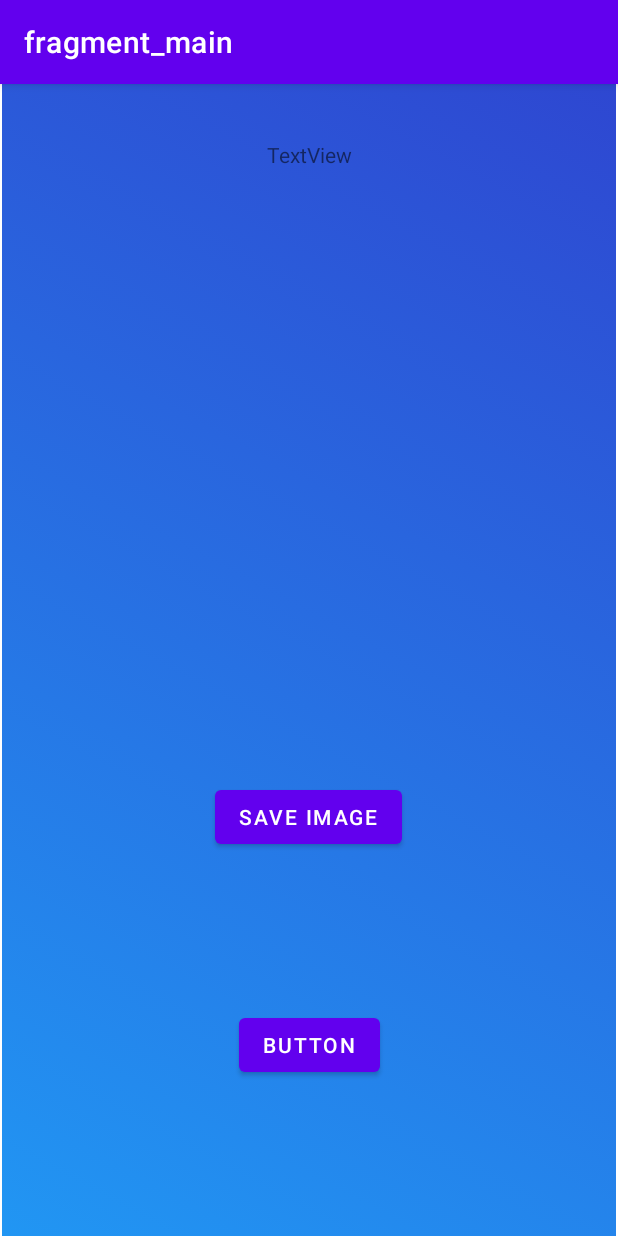
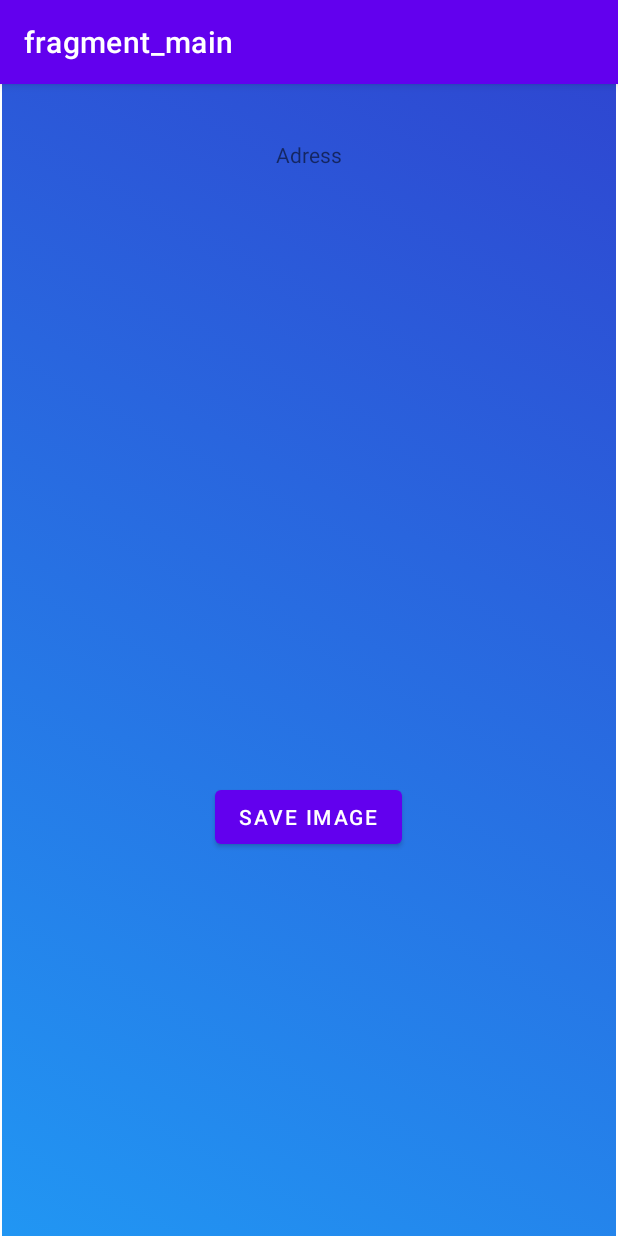
Before and after one commit to BlackHandMinsk/CatsApi, an Android app: the fragment CatInfoFragment placed in its activity, after a tap on "SAVE IMAGE", on a phone screen of 412 x 824 dp. Run offline under Robolectric (Android 15) with nearby library versions, the phone set to English and light mode, and no system bars; our stand-ins replace navigation-ui, paging; pictures from the network do not load; 3 statements that could not run were skipped.

Commit message:
Final Changes

```diff
--- a/app/src/main/java/com/example/catsapi/data/CatGoImagePagingSource.kt
+++ b/app/src/main/java/com/example/catsapi/data/CatGoImagePagingSource.kt
@@ -31,7 +31,9 @@ class CatGoImagePagingSource(private val catsApiService: CatsApiService) :
     }
 
     override fun getRefreshKey(state: PagingState<Int, CatImageModel>): Int? {
-        TODO("Not yet implemented")
+        val anchorPosition = state.anchorPosition ?: return null
+        val page = state.closestPageToPosition(anchorPosition) ?: return null
+        return page.prevKey?.plus(1) ?: page.nextKey?.minus(1)
     }
 
 }
--- a/app/src/main/java/com/example/catsapi/repository/remote/RemoteInjector.kt
+++ b/app/src/main/java/com/example/catsapi/repository/remote/RemoteInjector.kt
@@ -29,7 +29,7 @@ object RemoteInjector {
         return object : Interceptor {
             override fun intercept(chain: Interceptor.Chain): Response {
                 val newRequest =
-                    chain.request().newBuilder().addHeader("x-api-key", "50f467ad-8a4d-4761-9fc6-dbeaceb9003c").build()
+                    chain.request().newBuilder().addHeader(HEADER_API_KEY, API_KEY).build()
                 return chain.proceed(newRequest)
             }
         }
--- a/app/src/main/java/com/example/catsapi/ui/CatInfoFragment.kt
+++ b/app/src/main/java/com/example/catsapi/ui/CatInfoFragment.kt
@@ -50,7 +50,7 @@ class CatInfoFragment : Fragment(){
     override fun onCreateView(
         inflater: LayoutInflater, container: ViewGroup?,
         savedInstanceState: Bundle?
-    ): View? {
+    ): View {
         _binding = FragmentCatInfoBinding.inflate(layoutInflater, container, false)
         setHasOptionsMenu(true)
 
@@ -71,16 +71,15 @@ class CatInfoFragment : Fragment(){
 
 
     private fun saveImage(bitmap: Bitmap){
-       // binding.progressBar.visibility = View.VISIBLE
-        val imageFileName = "SMILE_" + Random.nextInt()
+
+        val imageFileName = "CAT_" + Random.nextInt()
         val savedImageURL: String = MediaStore.Images.Media.insertImage(
             requireContext().contentResolver,
             bitmap,
             imageFileName,
-            "Promo Image"
+            "CaT Image"
         )
         Handler().postDelayed({
-      //      binding.progressBar.visibility = View.GONE
             Toast.makeText(requireContext(),"Image Downloaded",Toast.LENGTH_LONG).show()
         },1000*5)
     }
--- a/app/src/main/java/com/example/catsapi/ui/MainViewModel.kt
+++ b/app/src/main/java/com/example/catsapi/ui/MainViewModel.kt
@@ -1,5 +1,6 @@
 package com.example.catsapi.ui
 
+import android.util.Log
 import androidx.lifecycle.LiveData
 import androidx.lifecycle.ViewModel
 import androidx.lifecycle.map
@@ -15,11 +16,11 @@ class MainViewModel(
     val repository: CatImagesRepository = CatImagesRepository.getInstance()
 ) : ViewModel() {
 
-
-
     fun fetchCatGoImagesLiveData(): LiveData<PagingData<String>> {
+        Log.d("cachedIn","fuck fuck fuck")
         return repository.letCatGoImagesLiveData()
             .map { it.map { it.url!! } }
             .cachedIn(viewModelScope)
+
     }
 }
--- a/app/src/main/java/com/example/catsapi/ui/adapter/CatsAdapter.kt
+++ b/app/src/main/java/com/example/catsapi/ui/adapter/CatsAdapter.kt
@@ -1,5 +1,6 @@
 package com.example.catsapi.ui.adapter
 
+import android.util.Log
 import android.view.LayoutInflater
 import android.view.View
 import android.view.ViewGroup
@@ -62,7 +63,6 @@ class CatsAdapter : PagingDataAdapter<String, RecyclerView.ViewHolder>(REPO_COMP
 
         fun bind(item: String?) {
             placePictureInView(ivCatMain,item)
-//            Glide.with(ivCatMain.context).load(item).into(ivCatMain)
         }
 
     }
--- a/app/src/main/res/layout/cats_item_loader.xml
+++ b/app/src/main/res/layout/cats_item_loader.xml
@@ -11,7 +11,7 @@
         android:layout_width="wrap_content"
         android:layout_height="wrap_content"
         android:backgroundTint="@color/purple_500"
-        android:text="retry"
+        android:text="@string/btn_retry_text"
         android:textColor="@android:color/white"
         app:cornerRadius="10dp"
         app:layout_constraintBottom_toBottomOf="parent"
@@ -24,7 +24,7 @@
         android:layout_width="0dp"
         android:layout_height="wrap_content"
         android:gravity="center_horizontal"
-        android:text="error"
+        android:text="@string/error_text"
         android:textAppearance="@style/TextAppearance.AppCompat.Widget.PopupMenu.Header"
         android:textSize="12sp"
         app:layout_constraintEnd_toEndOf="parent"
--- a/app/src/main/res/layout/cats_list_item.xml
+++ b/app/src/main/res/layout/cats_list_item.xml
@@ -12,7 +12,7 @@
         android:id="@+id/cat_image"
         android:layout_width="180dp"
         android:layout_height="180dp"
-        android:contentDescription="cat"
+        android:contentDescription="@string/cat_list_content_descr"
         android:maxHeight="300dp"
         android:scaleType="centerCrop"
         tools:srcCompat="@tools:sample/backgrounds/scenic" />
--- a/app/src/main/res/layout/fragment_cat_info.xml
+++ b/app/src/main/res/layout/fragment_cat_info.xml
@@ -25,7 +25,7 @@
         android:id="@+id/save_image_btn"
         android:layout_width="wrap_content"
         android:layout_height="wrap_content"
-        android:text="Save Image"
+        android:text="@string/save_image_btn_text"
         app:layout_constraintBottom_toBottomOf="parent"
         app:layout_constraintEnd_toEndOf="parent"
         app:layout_constraintHorizontal_bias="0.498"
@@ -37,20 +37,11 @@
         android:id="@+id/textView"
         android:layout_width="wrap_content"
         android:layout_height="wrap_content"
-        android:text="TextView"
+        android:text="@string/cat_info_text_view_text"
         app:layout_constraintBottom_toTopOf="@+id/iv_catInfo"
         app:layout_constraintEnd_toEndOf="parent"
         app:layout_constraintStart_toStartOf="parent"
         app:layout_constraintTop_toTopOf="parent" />
 
-    <Button
-        android:id="@+id/iv_back"
-        android:layout_width="wrap_content"
-        android:layout_height="wrap_content"
-        android:text="Button"
-        app:layout_constraintBottom_toBottomOf="parent"
-        app:layout_constraintEnd_toEndOf="parent"
-        app:layout_constraintStart_toStartOf="parent"
-        app:layout_constraintTop_toBottomOf="@+id/save_image_btn" />
 
 </androidx.constraintlayout.widget.ConstraintLayout>
--- a/app/src/main/res/navigation/nav_graph.xml
+++ b/app/src/main/res/navigation/nav_graph.xml
@@ -11,7 +11,11 @@
         tools:layout="@layout/fragment_main" >
         <action
             android:id="@+id/action_mainFragment_to_catInfoFragment"
-            app:destination="@id/catInfoFragment" />
+            app:destination="@id/catInfoFragment"
+            app:enterAnim="@anim/card_flip_right_enter"
+            app:exitAnim="@anim/card_flip_right_exit"
+            app:popEnterAnim="@anim/card_flip_left_enter"
+            app:popExitAnim="@anim/card_flip_left_exit" />
     </fragment>
     <fragment
         android:id="@+id/catInfoFragment"
@@ -20,7 +24,11 @@
         tools:layout="@layout/fragment_cat_info" >
         <action
             android:id="@+id/action_catInfoFragment_to_mainFragment"
-            app:destination="@id/mainFragment" />
+            app:destination="@id/mainFragment"
+            app:enterAnim="@anim/card_flip_left_enter"
+            app:exitAnim="@anim/card_flip_right_exit"
+            app:popEnterAnim="@anim/card_flip_left_enter"
+            app:popExitAnim="@anim/card_flip_left_exit" />
         <argument
             android:name="url"
             app:argType="string" />
--- a/app/src/main/res/values/strings.xml
+++ b/app/src/main/res/values/strings.xml
@@ -2,6 +2,11 @@
     <string name="app_name">CatsApi</string>
     <!-- TODO: Remove or change this placeholder text -->
     <string name="hello_blank_fragment">Hello blank fragment</string>
+    <string name="save_image_btn_text">Save Image</string>
+    <string name="cat_info_text_view_text">Adress</string>
+    <string name="cat_list_content_descr">cat</string>
+    <string name="btn_retry_text">retry</string>
+    <string name="error_text">error</string>
 
 
     <integer name="card_flip_duration_full">1500</integer>
```
Also changed, not shown: app/src/main/java/com/example/catsapi/ui/MainFragment.kt (+6 -10 lines), app/src/main/java/com/example/catsapi/model/CatImageModel.kt (line endings or trailing spaces).
